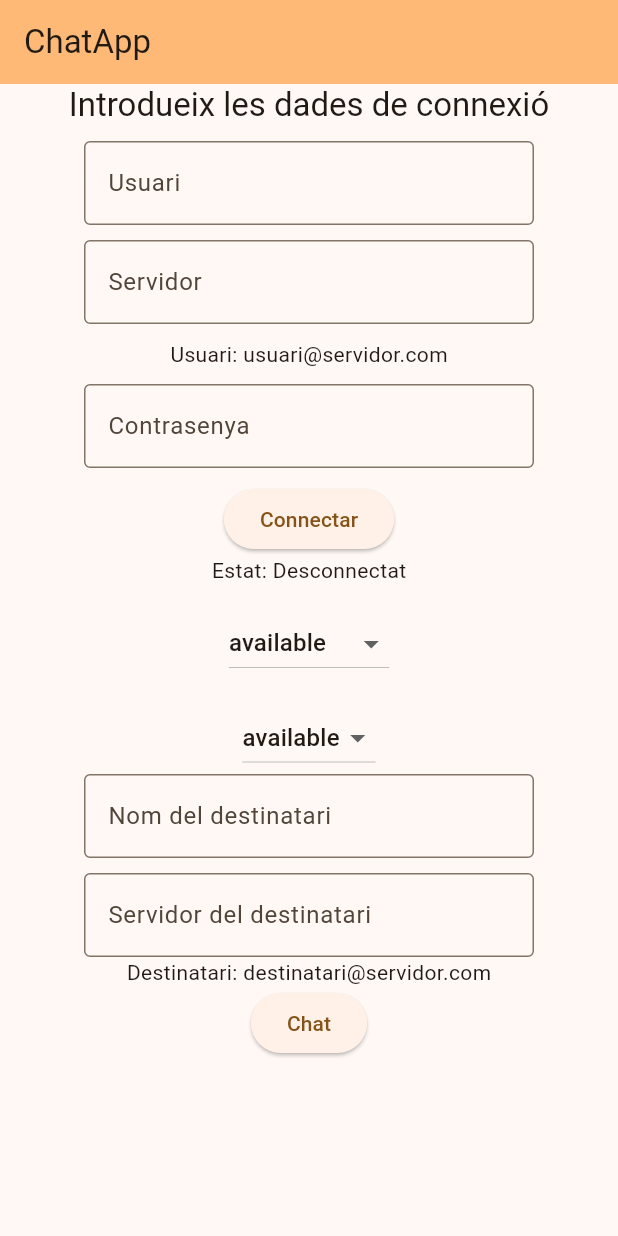
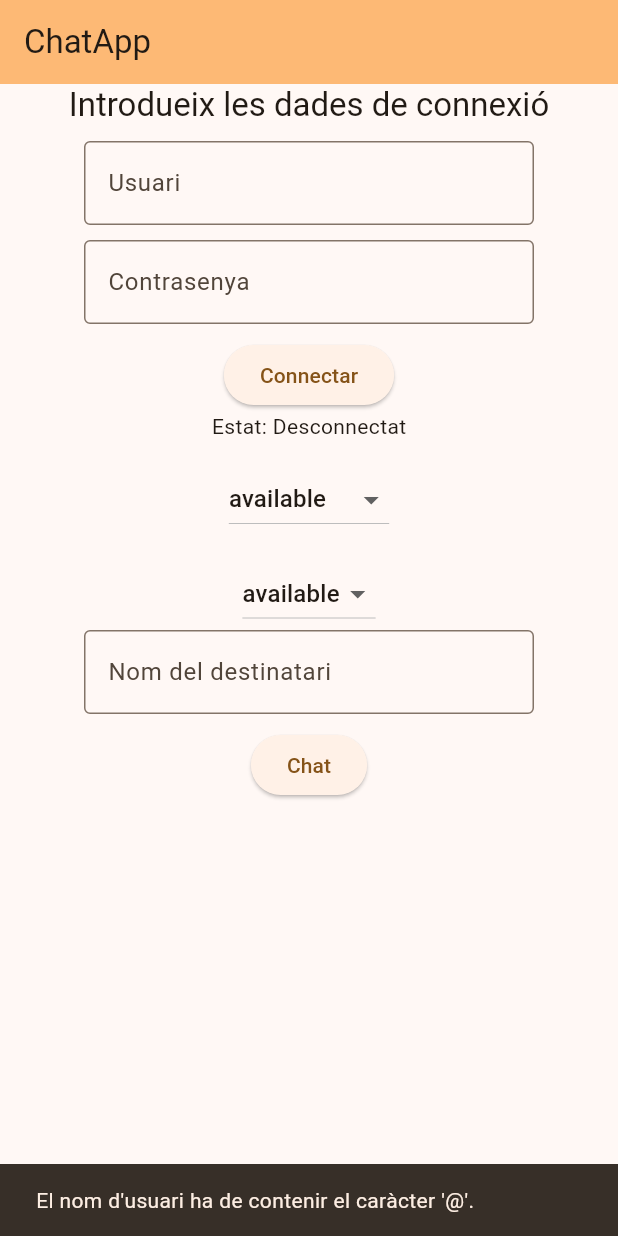
Before and after one commit to P41T0/projecte_comunicacio, a Flutter app: the screen it shows after launch, after a tap on "Connectar", on a phone screen of 412 x 824 dp. Run offline on Flutter 3.47's test engine with Material 3 defaults, Android fonts, the phone set to English and light mode, and no system bars; our stand-ins replace device_info_plus, permission_handler, shared_preferences; missing offline and left inert: usb_serial, xmpp_plugin.

Commit message:
canviat com s'inicia sessió en el main

```diff
--- a/lib/main.dart
+++ b/lib/main.dart
@@ -192,19 +192,17 @@ class _MyHomePageState extends State<MyHomePage>
 
   final TextEditingController _nomUsuariController = TextEditingController();
   final TextEditingController _contrasenyaController = TextEditingController();
-  final TextEditingController _hostController = TextEditingController();
-  final TextEditingController _nomDestinatariController =
-      TextEditingController();
-  final TextEditingController _serverDestinatariController =
-      TextEditingController();
-  String destinatari = "destinatari@servidor.com";
-  String usuari = "usuari@servidor.com";
+  final TextEditingController _destinatariController = TextEditingController();
+  String host = "exemple.com";
+  String destinatary_host = "exemple.com";
+
   Future<void> connect() async {
+    host = _nomUsuariController.text.split("@")[1];
     final auth = {
       "user_jid":
-          "${_nomUsuariController.text}@${_hostController.text}/${Platform.isAndroid ? "Android" : "iOS"}",
+          "${_nomUsuariController.text}/${Platform.isAndroid ? "Android" : "iOS"}",
       "password": _contrasenyaController.text,
-      "host": _hostController.text,
+      "host": host,
       "port": '5222',
       "nativeLogFilePath": NativeLogHelper.logFilePath,
       "requireSSLConnection": true,
@@ -232,6 +230,23 @@ class _MyHomePageState extends State<MyHomePage>
 
   Future<void> changePresenceType(presenceType, presenceMode) async {
     await flutterXmpp.changePresenceType(presenceType, presenceMode);
+  }
+
+  void checkConnection() {
+    if (connectionStatus == 'Autenticat') {
+      disconnectXMPP();
+    } else {
+      setState(() {
+        _nomUsuariController.text = _nomUsuariController.text.trim();
+      });
+      if (_nomUsuariController.text.contains("@")) {
+        connect();
+      } else {
+        ScaffoldMessenger.of(context).showSnackBar(
+          SnackBar(content: Text("El nom d'usuari ha de contenir el caràcter '@'.")),
+        );
+      }
+    }
   }
 
   String presenceType = 'available';
@@ -292,36 +307,14 @@ class _MyHomePageState extends State<MyHomePage>
                 child: Column(
                   children: [
                     TextField(
+                      keyboardType: TextInputType.emailAddress,
                       controller: _nomUsuariController,
                       decoration: InputDecoration(
                         border: OutlineInputBorder(),
                         labelText: 'Usuari',
-                        hintText: 'usuari',
+                        hintText: 'usuari@servidor.com',
                       ),
-                      onChanged:
-                          (value) => setState(() {
-                            _nomUsuariController.text = value.trim();
-                            usuari =
-                                "${value.trim() != "" ? value : "usuari"}@${_hostController.text.trim() != '' ? _hostController.text : 'servidor.com'}";
-                          }),
                     ),
-                    SizedBox(height: 10),
-                    TextField(
-                      controller: _hostController,
-                      decoration: InputDecoration(
-                        border: OutlineInputBorder(),
-                        labelText: 'Servidor',
-                        hintText: 'servidor.com',
-                      ),
-                      onChanged:
-                          (value) => setState(() {
-                            _hostController.text = value.trim();
-                            usuari =
-                                "${_nomUsuariController.text.trim() != "" ? _nomUsuariController.text : "usuari"}@${value.trim() != '' ? value : 'servidor.com'}";
-                          }),
-                    ),
-                    SizedBox(height: 10),
-                    Text("Usuari: $usuari"),
                     SizedBox(height: 10),
                     TextField(
                       controller: _contrasenyaController,
@@ -338,11 +331,7 @@ class _MyHomePageState extends State<MyHomePage>
               SizedBox(height: 10),
               ElevatedButton(
                 onPressed: () async {
-                  if (connectionStatus == 'Autenticat') {
-                    await disconnectXMPP();
-                  } else {
-                    await connect();
-                  }
+                  checkConnection();
                 },
                 child: Text(
                   connectionStatus == 'Autenticat'
@@ -385,44 +374,22 @@ class _MyHomePageState extends State<MyHomePage>
                 child: Column(
                   children: [
                     TextField(
-                      controller: _nomDestinatariController,
+                      keyboardType: TextInputType.emailAddress,
+                      controller: _destinatariController,
                       decoration: const InputDecoration(
                         border: OutlineInputBorder(),
                         labelText: 'Nom del destinatari',
-                        hintText: 'destinatari',
+                        hintText: 'destinatari@servidor.com',
                       ),
-                      onChanged:
-                          (value) => setState(() {
-                            destinatari =
-                                _nomDestinatariController.text = value.trim();
-                            destinatari =
-                                "${value.trim() != "" ? value : "destinatari"}@${_serverDestinatariController.text.trim() != "" ? _serverDestinatariController.text : "servidor.com"}";
-                          }),
                     ),
                     SizedBox(height: 10),
-                    TextField(
-                      controller: _serverDestinatariController,
-                      decoration: const InputDecoration(
-                        border: OutlineInputBorder(),
-                        labelText: 'Servidor del destinatari',
-                        hintText: 'servidor.com',
-                      ),
-                      onChanged:
-                          (value) => setState(() {
-                            _serverDestinatariController.text = value.trim();
-                            destinatari =
-                                "${_nomDestinatariController.text.trim() != "" ? _nomDestinatariController.text : "destinatari"}@${value.trim() != '' ? value : 'servidor.com'}";
-                          }),
-                    ),
-                    Text('Destinatari: $destinatari'),
                   ],
                 ),
               ),
               ElevatedButton(
                 child: Text('Chat'),
                 onPressed: () {
-                  if ((_nomDestinatariController.text.trim().isEmpty ||
-                          _serverDestinatariController.text.trim().isEmpty) &&
+                  if (_destinatariController.text.trim().isEmpty &&
                       connectionStatus == 'Autenticat') {
                     ScaffoldMessenger.of(context).showSnackBar(
                       SnackBar(
@@ -439,7 +406,7 @@ class _MyHomePageState extends State<MyHomePage>
                             xmpp: flutterXmpp,
                             presenceType: presenceType,
                             presenceMode: presenceMode,
-                            destinatari: destinatari, // Passa l'objecte XMPP
+                            destinatari: _nomUsuariController.text, // Passa l'objecte XMPP
                           ),
                     ),
                   );
```
Also changed, not shown: lib/screens/chat.dart (+14 -15 lines), 1 other file.
